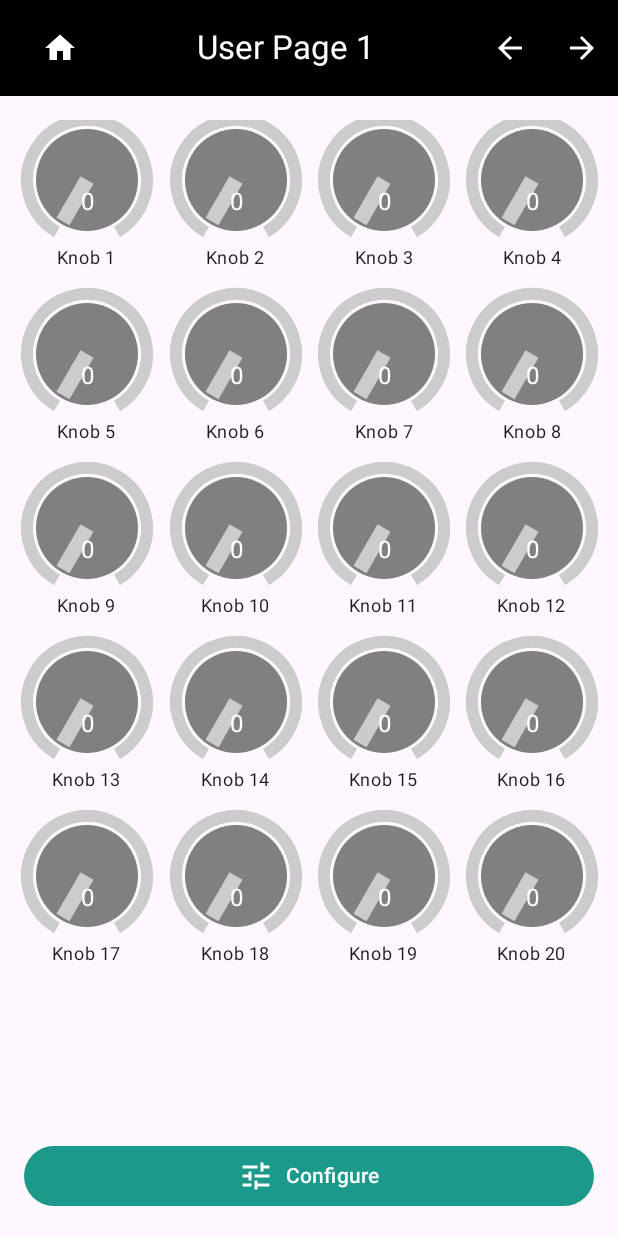
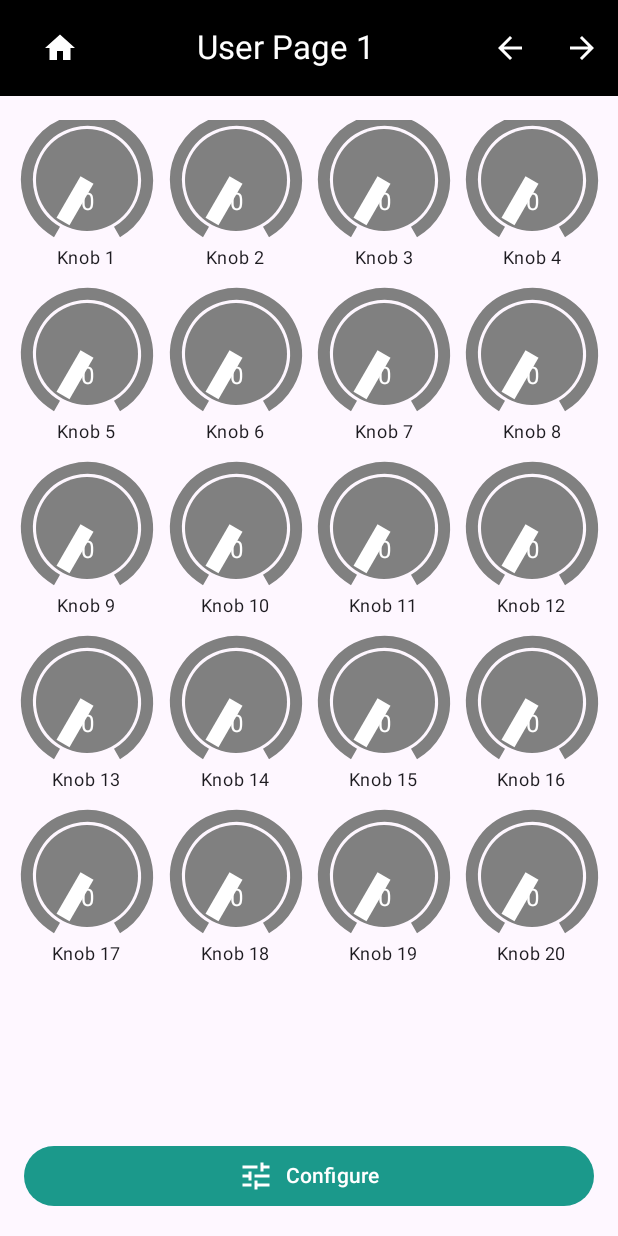
Before and after one commit to Barsik-Barbosik/MIDI-Mapper, an Android app built with Jetpack Compose: the screen it shows after launch (MainActivity), after a tap on "User Page 1", on a phone screen of 412 x 824 dp. Run offline under Robolectric (Android 15) with nearby library versions, the phone set to English and light mode, and no system bars; 3 statements that could not run were skipped; 3 other taps on this screen came first.

Commit message:
Knob color selection functionality (part 3).

```diff
--- a/app/src/main/java/barsikbarbosik/midimapper/AppNavigation.kt
+++ b/app/src/main/java/barsikbarbosik/midimapper/AppNavigation.kt
@@ -46,6 +46,7 @@ import androidx.compose.runtime.collectAsState
 import androidx.compose.runtime.getValue
 import androidx.compose.runtime.mutableStateOf
 import androidx.compose.runtime.remember
+import androidx.compose.runtime.saveable.rememberSaveable
 import androidx.compose.runtime.setValue
 import androidx.compose.ui.Alignment
 import androidx.compose.ui.Modifier
@@ -121,12 +122,6 @@ fun AppNavigation(
     val knobValues by midiViewModel.knobValues.collectAsState()
     val connectionStatus by midiViewModel.connectionStatus.collectAsState()
     val receivedMidiMessages by midiViewModel.receivedMidiMessages.collectAsState()
-
-    // The following methods on midiViewModel will need to be updated or created:
-    // - fun addPage()
-    // - fun updateKnobSetting(pageIndex: Int, knobIndex: Int, newSettings: KnobSettings)
-    // - fun startLearning(pageIndex: Int, knobIndex: Int)
-    // The signature of onKnobValueChange can remain the same if using a global index.
 
     NavHost(navController = navController, startDestination = "main", modifier = modifier) {
         composable("main") {
@@ -482,7 +477,7 @@ fun KnobsScreen(
     onKnobValueChange: (Int, Int) -> Unit,
     navController: NavController
 ) {
-    var isConfigurable by remember { mutableStateOf(false) }
+    var isConfigurable by rememberSaveable { mutableStateOf(false) }
 
     Box(
         modifier = Modifier
@@ -504,7 +499,7 @@ fun KnobsScreen(
                     Box(
                         modifier = Modifier.pointerInput(isConfigurable) {
                             detectTapGestures(
-                                onLongPress = {
+                                onPress = {
                                     if (isConfigurable) {
                                         navController.navigate("page/$pageIndex/knob-settings/$index")
                                     }
@@ -512,6 +507,14 @@ fun KnobsScreen(
                             )
                         }
                     ) {
+                        val circleColor = Color(setting.color)
+                        val colorIndex = KnobColors.palette1.indexOf(circleColor)
+                        val arcColor = if (colorIndex != -1) {
+                            KnobColors.palette2.getOrElse(colorIndex) { circleColor }
+                        } else {
+                            circleColor
+                        }
+
                         RotaryKnob(
                             value = knobValues.getOrElse(index) { 0 },
                             onValueChange = { newValue -> onKnobValueChange(index, newValue) },
@@ -519,7 +522,8 @@ fun KnobsScreen(
                             min = setting.minValue,
                             max = setting.maxValue,
                             offset = setting.offset,
-                            color = Color(setting.color)
+                            circleColor = circleColor,
+                            arcColor = arcColor
                         )
                     }
                     Text(setting.name, style = MaterialTheme.typography.bodySmall)
@@ -633,8 +637,7 @@ fun KnobSettingsScreen(
         )
 
         Text("Knob Color", style = MaterialTheme.typography.bodyMedium)
-        val allColors = KnobColors.palette1 + KnobColors.palette2
-        val colorRows = allColors.chunked(8)
+        val colorRows = KnobColors.palette1.chunked(8)
         Column(
             modifier = Modifier.fillMaxWidth(),
             verticalArrangement = Arrangement.spacedBy(4.dp)
--- a/app/src/main/java/barsikbarbosik/midimapper/ui/controls/RotaryKnob.kt
+++ b/app/src/main/java/barsikbarbosik/midimapper/ui/controls/RotaryKnob.kt
@@ -24,7 +24,8 @@ fun RotaryKnob(
     min: Int = 0,
     max: Int = 127,
     offset: Int = 0,
-    color: Color = Color.Gray
+    circleColor: Color = Color.Gray,
+    arcColor: Color = Color.LightGray
 ) {
     val startAngle = 120f
     val sweepAngle = 300f
@@ -67,7 +68,7 @@ fun RotaryKnob(
 
         // Arc showing knob range
         drawArc(
-            color = Color.LightGray,
+            color = arcColor,
             startAngle = startAngle,
             sweepAngle = sweepAngle,
             useCenter = false,
@@ -77,14 +78,14 @@ fun RotaryKnob(
         )
 
         // Knob circle
-        drawCircle(color, radius * 0.85f, center)
+        drawCircle(circleColor, radius * 0.85f, center)
 
         // Indicator line
         val rad = Math.toRadians(angle.toDouble())
         val indicatorLength = radius * 0.8f
         val endX = center.x + cos(rad).toFloat() * indicatorLength
         val endY = center.y + sin(rad).toFloat() * indicatorLength
-        drawLine(Color.LightGray, center, Offset(endX, endY), strokeWidth = 15f)
+        drawLine(Color.White, center, Offset(endX, endY), strokeWidth = 15f)
 
         // Value text
         drawContext.canvas.nativeCanvas.apply {
```
